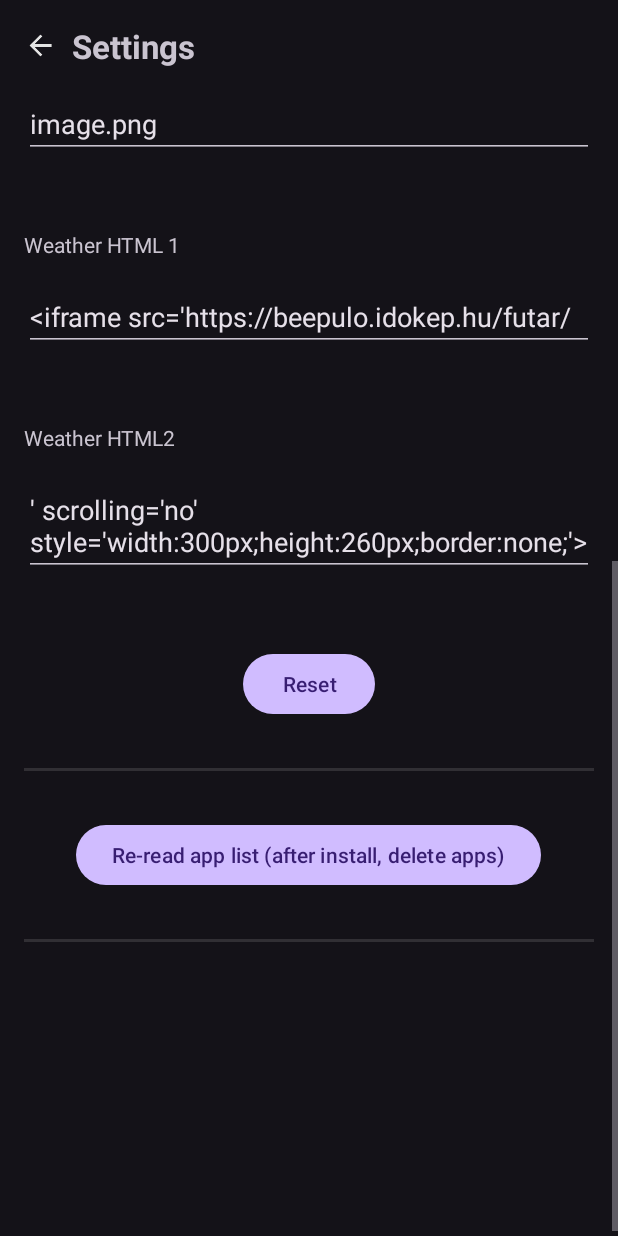
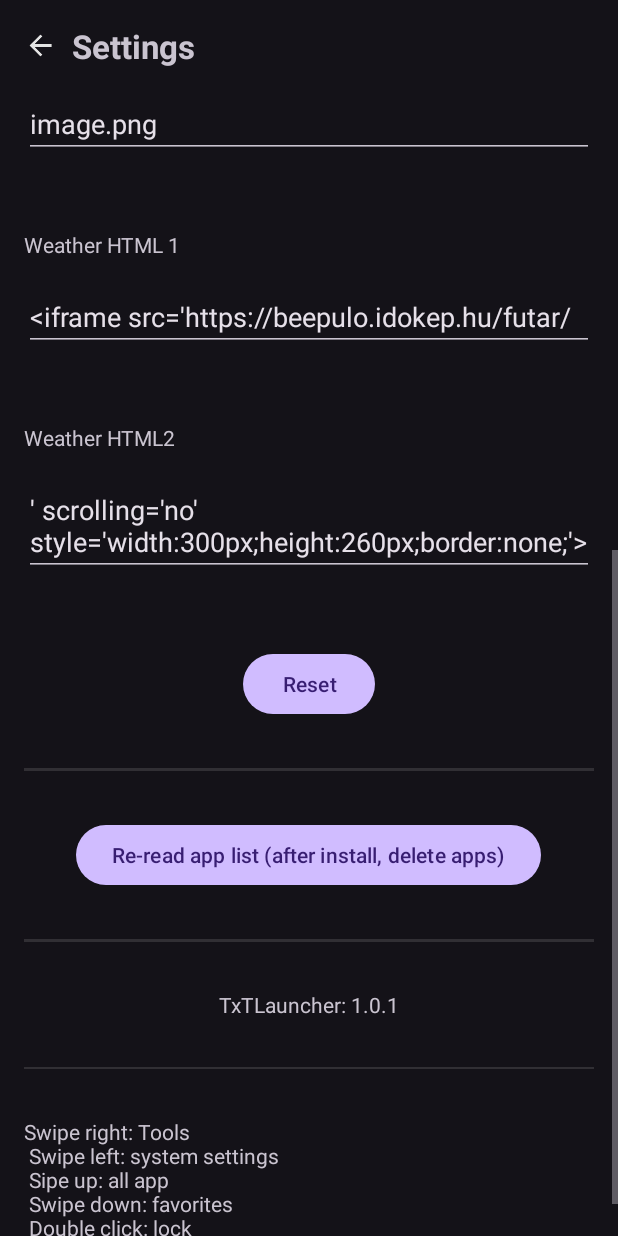
Before and after one commit to pphome2/TxTLauncher, an Android app: the SettingsActivity screen opened directly, with no data from a screen before it, scrolled down 533 dp, on a phone screen of 412 x 824 dp. Run offline under Robolectric (Android 15) with nearby library versions, the phone set to English and light mode, and no system bars.

Commit message:
20250618

```diff
--- a/app/src/main/java/com/wswdteam/txtlauncher/AddAppActivity.java
+++ b/app/src/main/java/com/wswdteam/txtlauncher/AddAppActivity.java
@@ -1,9 +1,7 @@
 package com.wswdteam.txtlauncher;
 
-import static android.content.pm.ActivityInfo.SCREEN_ORIENTATION_PORTRAIT;
 import static com.wswdteam.txtlauncher.MainActivity.DEBUG_TAG;
 import static com.wswdteam.txtlauncher.MainActivity.SETTINGS_APP_TAG;
-import static com.wswdteam.txtlauncher.MainActivity.defaultPlusFontSize;
 import static com.wswdteam.txtlauncher.MainActivity.defaultPlusFontSizeTitle;
 import static com.wswdteam.txtlauncher.MainActivity.homeAppNum;
 
@@ -15,7 +13,6 @@ import android.util.Log;
 import android.view.Gravity;
 import android.view.View;
 import android.view.ViewGroup;
-import android.view.WindowManager;
 import android.widget.ArrayAdapter;
 import android.widget.ListView;
 import android.widget.TextView;
@@ -71,7 +68,10 @@ public class AddAppActivity extends AppCompatActivity {
     //
     @Override
     public void onStart() {
+        overrideActivityTransition(OVERRIDE_TRANSITION_OPEN, R.anim.enter_from_right, R.anim.exit_to_left);
+        //overrideActivityTransition(OVERRIDE_TRANSITION_CLOSE, R.anim.enter_from_left, R.anim.exit_to_right);
         super.onStart();
+
         selApp.clear();
         String tag;
         String val;
@@ -104,6 +104,7 @@ public class AddAppActivity extends AppCompatActivity {
             }
         }
         settings.apply();
+
         super.onStop();
         Log.e(DEBUG_TAG, getString(R.string.stopped_activty) + ": "+ this.getClass().getSimpleName());
     }
--- a/app/src/main/java/com/wswdteam/txtlauncher/AppListActivity.java
+++ b/app/src/main/java/com/wswdteam/txtlauncher/AppListActivity.java
@@ -67,7 +67,10 @@ public class AppListActivity extends AppCompatActivity {
     //
     @Override
     protected void onStart() {
+        overrideActivityTransition(OVERRIDE_TRANSITION_OPEN, R.anim.enter_from_top, R.anim.exit_to_bottom);
+        overrideActivityTransition(OVERRIDE_TRANSITION_CLOSE, R.anim.enter_from_top, R.anim.exit_to_bottom);
         super.onStart();
+
         appListView();
         SearchView sv = findViewById(R.id.allAppListSearch);
         sv.setQuery("", false);
--- a/app/src/main/java/com/wswdteam/txtlauncher/FavoritesActivity.java
+++ b/app/src/main/java/com/wswdteam/txtlauncher/FavoritesActivity.java
@@ -71,7 +71,10 @@ public class FavoritesActivity extends AppCompatActivity {
     //
     @Override
     public void onStart() {
+        overrideActivityTransition(OVERRIDE_TRANSITION_OPEN, R.anim.enter_from_top, R.anim.exit_to_bottom);
+        overrideActivityTransition(OVERRIDE_TRANSITION_CLOSE, R.anim.enter_from_top, R.anim.exit_to_bottom);
         super.onStart();
+
         favAppName.clear();
         String tag;
         String val;
--- a/app/src/main/java/com/wswdteam/txtlauncher/FavoritesAddAppActivity.java
+++ b/app/src/main/java/com/wswdteam/txtlauncher/FavoritesAddAppActivity.java
@@ -2,7 +2,6 @@ package com.wswdteam.txtlauncher;
 
 import static com.wswdteam.txtlauncher.MainActivity.DEBUG_TAG;
 import static com.wswdteam.txtlauncher.MainActivity.SETTINGS_FAV_APP_TAG;
-import static com.wswdteam.txtlauncher.MainActivity.defaultPlusFontSize;
 import static com.wswdteam.txtlauncher.MainActivity.defaultPlusFontSizeTitle;
 import static com.wswdteam.txtlauncher.MainActivity.favAppNum;
 
@@ -64,7 +63,10 @@ public class FavoritesAddAppActivity extends AppCompatActivity {
     //
     @Override
     public void onStart() {
+        overrideActivityTransition(OVERRIDE_TRANSITION_OPEN, R.anim.enter_from_right, R.anim.exit_to_left);
+        //overrideActivityTransition(OVERRIDE_TRANSITION_CLOSE, R.anim.enter_from_left, R.anim.exit_to_right);
         super.onStart();
+
         selApp.clear();
         String tag;
         String val;
@@ -96,6 +98,7 @@ public class FavoritesAddAppActivity extends AppCompatActivity {
             }
         }
         settings.apply();
+
         super.onStop();
         Log.e(DEBUG_TAG, getString(R.string.stopped_activty) + ": "+ this.getClass().getSimpleName());
     }
--- a/app/src/main/java/com/wswdteam/txtlauncher/MainActivity.java
+++ b/app/src/main/java/com/wswdteam/txtlauncher/MainActivity.java
@@ -60,7 +60,8 @@ import java.util.Locale;
 
 public class MainActivity extends AppCompatActivity {
 
-    public final String TXT_VERSION = "1.0.1";
+    public static String TXT_VERSION = "1.0.1";
+    public static String TXT_APP_NAME = "TxTLauncher";
 
     public final String SETTINGS_VERSION_TAG = "TxTVersion";
 
@@ -129,6 +130,7 @@ public class MainActivity extends AppCompatActivity {
     @Override
     protected void onCreate(Bundle savedInstanceState) {
         super.onCreate(savedInstanceState);
+
         EdgeToEdge.enable(this);
         setContentView(R.layout.activity_main);
         ViewCompat.setOnApplyWindowInsetsListener(findViewById(R.id.mainView), (v, insets) -> {
@@ -287,6 +289,8 @@ public class MainActivity extends AppCompatActivity {
     //
     @Override
     public void onStart() {
+        overrideActivityTransition(OVERRIDE_TRANSITION_OPEN, R.anim.enter_from_bottom, R.anim.exit_to_top);
+        overrideActivityTransition(OVERRIDE_TRANSITION_CLOSE, R.anim.enter_from_top, R.anim.exit_to_bottom);
         super.onStart();
 
         generateAppList();
@@ -848,6 +852,7 @@ public class MainActivity extends AppCompatActivity {
     public void openAppListButton(View view){
         Log.d(DEBUG_TAG,"Action tap button: openapplist");
         startedAppAct = true;
+
         startActivity(new Intent(MainActivity.this, AppListActivity.class));
     }
 
@@ -859,7 +864,6 @@ public class MainActivity extends AppCompatActivity {
         Log.d(DEBUG_TAG,"Action long tap: open settings");
         startedSettingsAct = true;
         startActivity(new Intent(MainActivity.this, SettingsActivity.class));
-
     }
 
 
--- a/app/src/main/java/com/wswdteam/txtlauncher/SettingsActivity.java
+++ b/app/src/main/java/com/wswdteam/txtlauncher/SettingsActivity.java
@@ -9,8 +9,9 @@ import static com.wswdteam.txtlauncher.MainActivity.SETTINGS_URL_PRIVATEAI_TAG;
 import static com.wswdteam.txtlauncher.MainActivity.SETTINGS_URL_SEARCH_TAG;
 import static com.wswdteam.txtlauncher.MainActivity.SETTINGS_WEATHER_HTML1;
 import static com.wswdteam.txtlauncher.MainActivity.SETTINGS_WEATHER_HTML2;
+import static com.wswdteam.txtlauncher.MainActivity.TXT_APP_NAME;
+import static com.wswdteam.txtlauncher.MainActivity.TXT_VERSION;
 import static com.wswdteam.txtlauncher.MainActivity.backgroundImageOrig;
-import static com.wswdteam.txtlauncher.MainActivity.defaultPlusFontSize;
 import static com.wswdteam.txtlauncher.MainActivity.defaultPlusFontSizeTitle;
 import static com.wswdteam.txtlauncher.MainActivity.privateAIUrlOrig;
 import static com.wswdteam.txtlauncher.MainActivity.privateSearchUrlOrig;
@@ -76,8 +77,12 @@ public class SettingsActivity extends AppCompatActivity {
     //
     // Beállítások indítása
     //
+    @SuppressLint("SetTextI18n")
     public void onStart() {
+        overrideActivityTransition(OVERRIDE_TRANSITION_OPEN, R.anim.enter_from_top, R.anim.exit_to_bottom);
+        //overrideActivityTransition(OVERRIDE_TRANSITION_CLOSE, R.anim.enter_from_left, R.anim.exit_to_right);
         super.onStart();
+
         String val;
         @SuppressLint("UseSwitchCompatOrMaterialCode") Switch c1 = findViewById(R.id.sysIconCheck);
         @SuppressLint("UseSwitchCompatOrMaterialCode") Switch c2 = findViewById(R.id.appIconCheck);
@@ -193,6 +198,14 @@ public class SettingsActivity extends AppCompatActivity {
         } else {
             v5.setText(WidgetActivity.queryWeatherHTML2Orig);
         }
+
+        TextView ver = findViewById(R.id.settingsVersion);
+        ver.setText(String.format("%s: %s", TXT_APP_NAME, TXT_VERSION));
+        TextView help = findViewById(R.id.settingsHelp);
+        String h = getString(R.string.settings_help);
+        h = h.replaceAll(" X", "\n");
+        help.setText(h);
+
         Log.e(DEBUG_TAG, getString(R.string.started_activity) + ": "+ this.getClass().getSimpleName());
     }
 
@@ -202,6 +215,7 @@ public class SettingsActivity extends AppCompatActivity {
     //
     public void onStop() {
         super.onStop();
+
         Log.e(DEBUG_TAG, getString(R.string.stopped_activty) + ": "+ this.getClass().getSimpleName());
     }
 
--- a/app/src/main/java/com/wswdteam/txtlauncher/WidgetActivity.java
+++ b/app/src/main/java/com/wswdteam/txtlauncher/WidgetActivity.java
@@ -43,6 +43,7 @@ public class WidgetActivity extends AppCompatActivity {
     public static String queryWeatherHTML2 = "' scrolling='no' style='width:300px;height:260px;border:none;'>";
     public static String queryWeatherHTML1Orig = "<iframe src='https://beepulo.idokep.hu/futar/";
     public static String queryWeatherHTML2Orig = "' scrolling='no' style='width:300px;height:260px;border:none;'>";
+
 
     @SuppressLint({"SetJavaScriptEnabled", "ClickableViewAccessibility"})
     @Override
@@ -122,7 +123,7 @@ public class WidgetActivity extends AppCompatActivity {
             public boolean onTouch(View view, MotionEvent motionEvent) {
                 if (firstLoadWv) {
                     firstLoadWv = false;
-                    String data = queryWeatherHTMLFrame1 + queryWeatherHTML1 + savedCity + queryWeatherHTML2 + queryWeatherHTMLFrame2;
+                    String data = queryWeatherHTMLFrame1 + queryWeatherHTML1 + "'" + savedCity +"'" + queryWeatherHTML2 + queryWeatherHTMLFrame2;
                     wv2.loadData(data, "text/html; charset=utf-8", "UTF-8");
                     WebSettings webSettings = wv2.getSettings();
                     webSettings.setCacheMode(WebSettings.LOAD_CACHE_ELSE_NETWORK);
@@ -139,7 +140,10 @@ public class WidgetActivity extends AppCompatActivity {
     //
     @Override
     public void onStart(){
+        overrideActivityTransition(OVERRIDE_TRANSITION_OPEN, R.anim.enter_from_left, R.anim.exit_to_right);
+        overrideActivityTransition(OVERRIDE_TRANSITION_CLOSE, R.anim.enter_from_right, R.anim.exit_to_left);
         super.onStart();
+
         String val = MainActivity.sharedPreferences.getString(SETTINGS_NOTE, "");
         if (!val.isEmpty()) {
             EditText tv = findViewById(R.id.widgetTextNote);
@@ -159,6 +163,7 @@ public class WidgetActivity extends AppCompatActivity {
         if (!val.isEmpty()) {
             queryWeatherHTML2 = val;
         }
+
         Log.e(DEBUG_TAG, getString(R.string.started_activity) + ": "+ this.getClass().getSimpleName());
     }
 
--- a/app/src/main/res/layout/activity_app_list.xml
+++ b/app/src/main/res/layout/activity_app_list.xml
@@ -50,6 +50,8 @@
         android:layout_marginBottom="16dp"
         android:choiceMode="multipleChoiceModal"
         android:clickable="true"
+        android:divider="@null"
+        android:dividerHeight="0dp"
         android:layoutDirection="locale"
         app:layout_constraintBottom_toBottomOf="parent"
         app:layout_constraintEnd_toEndOf="parent"
--- a/app/src/main/res/layout/activity_settings.xml
+++ b/app/src/main/res/layout/activity_settings.xml
@@ -147,6 +147,7 @@
                 android:layout_marginStart="16dp"
                 android:layout_marginTop="16dp"
                 android:layout_marginEnd="16dp"
+                android:autofillHints=""
                 android:hint="@string/settings_title_privateai"
                 android:inputType="textUri"
                 app:layout_constraintEnd_toEndOf="parent"
@@ -172,6 +173,7 @@
                 android:layout_marginStart="16dp"
                 android:layout_marginTop="16dp"
                 android:layout_marginEnd="16dp"
+                android:autofillHints=""
                 android:hint="@string/settings_title_searchurl"
                 android:inputType="textUri"
                 app:layout_constraintEnd_toEndOf="parent"
@@ -198,6 +200,7 @@
                 android:layout_marginTop="16dp"
                 android:layout_marginEnd="16dp"
                 android:layout_marginBottom="16dp"
+                android:autofillHints=""
                 android:hint="@string/settings_title_background_image"
                 android:inputType="textMultiLine"
                 app:layout_constraintEnd_toEndOf="parent"
@@ -224,6 +227,7 @@
                 android:layout_marginTop="16dp"
                 android:layout_marginEnd="16dp"
                 android:layout_marginBottom="16dp"
+                android:autofillHints=""
                 android:hint="@string/settings_weather_html1"
                 android:inputType="textMultiLine"
                 app:layout_constraintEnd_toEndOf="parent"
@@ -250,6 +254,7 @@
                 android:layout_marginTop="16dp"
                 android:layout_marginEnd="16dp"
                 android:layout_marginBottom="16dp"
+                android:autofillHints=""
                 android:hint="@string/settings_weather_html2"
                 android:inputType="textMultiLine"
                 app:layout_constraintEnd_toEndOf="parent"
@@ -302,15 +307,51 @@
                 android:background="?android:attr/listDivider"
                 app:layout_constraintTop_toBottomOf="@+id/buttonReadAppList" />
 
+            <TextView
+                android:id="@+id/settingsVersion"
+                android:layout_width="match_parent"
+                android:layout_height="wrap_content"
+                android:layout_marginStart="16dp"
+                android:layout_marginTop="32dp"
+                android:layout_marginEnd="16dp"
+                android:gravity="center|center_horizontal"
+                app:layout_constraintEnd_toEndOf="parent"
+                app:layout_constraintStart_toStartOf="parent"
+                app:layout_constraintTop_toBottomOf="@+id/settingsDivider2" />
+
+            <View
+                android:id="@+id/settingsDivider3"
+                android:layout_width="match_parent"
+                android:layout_height="1dp"
+                android:layout_marginStart="16dp"
+                android:layout_marginTop="32dp"
+                android:layout_marginEnd="16dp"
+                android:background="?android:attr/listDivider"
+                app:layout_constraintTop_toBottomOf="@+id/settingsVersion" />
+
+            <TextView
+                android:id="@+id/settingsHelp"
+                android:layout_height="wrap_content"
+                android:layout_width="wrap_content"
+                android:layout_marginStart="16dp"
+                android:layout_marginTop="32dp"
+                android:layout_marginEnd="16dp"
+                android:text=""
+                android:singleLine="false"
+                android:maxLines="100"
+                app:layout_constraintEnd_toEndOf="parent"
+                app:layout_constraintStart_toStartOf="parent"
+                app:layout_constraintTop_toBottomOf="@+id/settingsDivider3" />
+
             <View
                 android:id="@+id/settingsDividerX"
                 android:layout_width="match_parent"
                 android:layout_height="1dp"
                 android:layout_marginStart="16dp"
-            android:layout_marginTop="200dp"
+                android:layout_marginTop="32dp"
                 android:layout_marginEnd="16dp"
                 android:background="?android:attr/listDivider"
-            app:layout_constraintTop_toBottomOf="@+id/settingsDivider2" />
+                app:layout_constraintTop_toBottomOf="@+id/settingsHelp" />
 
         </LinearLayout>
 
--- a/app/src/main/res/values/strings.xml
+++ b/app/src/main/res/values/strings.xml
@@ -44,5 +44,7 @@
     <string name="start_ai">Start AI</string>
     <string name="settings_weather_html1">Weather HTML 1</string>
     <string name="settings_weather_html2">Weather HTML2</string>
+    <string name="version">Version</string>
+    <string name="settings_help">Swipe right: Tools X Swipe left: system settings X Sipe up: all app X Swipe down: favorites X Double click: lock</string>
 
 </resources>
```
Also changed, not shown: app/src/main/res/anim/enter_from_bottom.xml (added, +7 -0 lines), app/src/main/res/anim/enter_from_left.xml (added, +7 -0 lines), app/src/main/res/anim/enter_from_right.xml (added, +7 -0 lines), app/src/main/res/anim/enter_from_top.xml (added, +7 -0 lines), app/src/main/res/anim/exit_to_bottom.xml (added, +7 -0 lines), app/src/main/res/anim/exit_to_left.xml (added, +7 -0 lines), app/src/main/res/anim/exit_to_right.xml (added, +7 -0 lines), app/src/main/res/anim/exit_to_top.xml (added, +7 -0 lines), 1 other file. Lines whose indentation alone changed are shown as unchanged.
